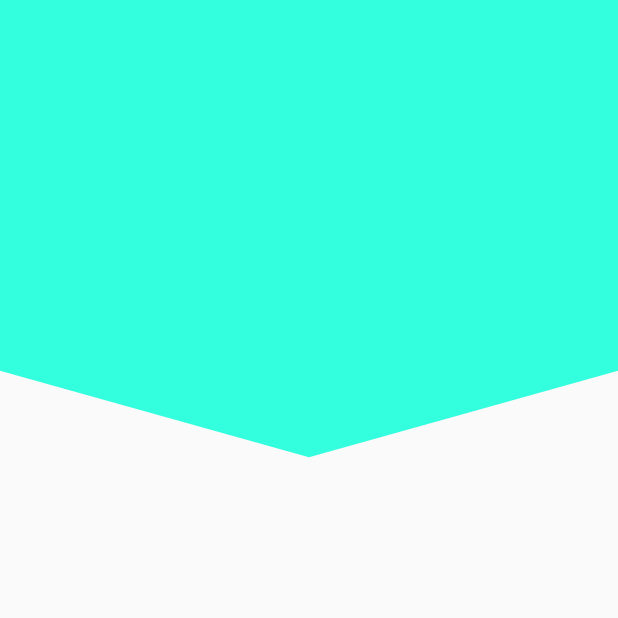
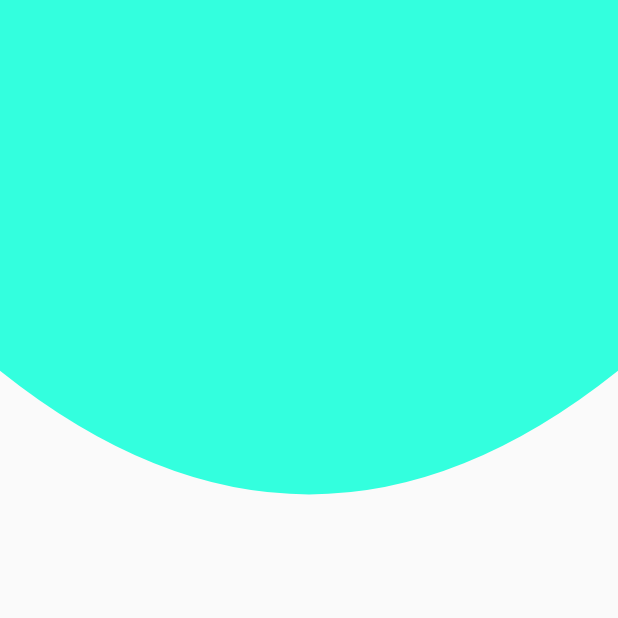
Before and after one commit to kervisvasquez1993/dise-o-flutter, a Flutter app: the screen it shows after launch, on a phone screen of 412 x 824 dp, the top half of it. Run offline on Flutter 3.47's test engine with Material 2 defaults, Android fonts, the phone set to English and light mode, and no system bars.

Commit message:
💄 add curve in header

```diff
--- a/lib/src/pages/header_page.dart
+++ b/lib/src/pages/header_page.dart
@@ -5,7 +5,7 @@ class HeaderPage extends StatelessWidget {
   @override
   Widget build(BuildContext context) {
     return Scaffold(
-      body: Header3(),
+      body: Header4(),
     );
   }
 }
--- a/lib/src/widget/header.dart
+++ b/lib/src/widget/header.dart
@@ -158,3 +158,43 @@ class _Header3Painter extends CustomPainter {
     return true;
   }
 }
+
+class Header4 extends StatelessWidget {
+  @override
+  Widget build(BuildContext context) {
+    return Container(
+      height: double.infinity,
+      width: double.infinity,
+      /* color: Color(0xff33FFDE), */
+      child: CustomPaint(
+        painter: _Header4Painter(),
+      ),
+    );
+  }
+}
+
+class _Header4Painter extends CustomPainter {
+  @override
+  void paint(Canvas canvas, Size size) {
+    final paint = Paint();
+
+    /* propiedades */
+
+    paint.color = Color(0xff33FFDE);
+    paint.style = PaintingStyle.fill;
+    paint.strokeWidth = 20;
+    final path = new Path();
+    path.lineTo(0, size.height * 0.30);
+    /* path.lineTo(size.width, size.height * 0.30); */
+    path.quadraticBezierTo(
+        size.width * 0.50, size.height * 0.50, size.width, size.height * 0.30);
+    path.lineTo(size.width, 0);
+
+    canvas.drawPath(path, paint);
+  }
+
+  @override
+  bool shouldRepaint(covariant CustomPainter oldDelegate) {
+    return true;
+  }
+}
```
